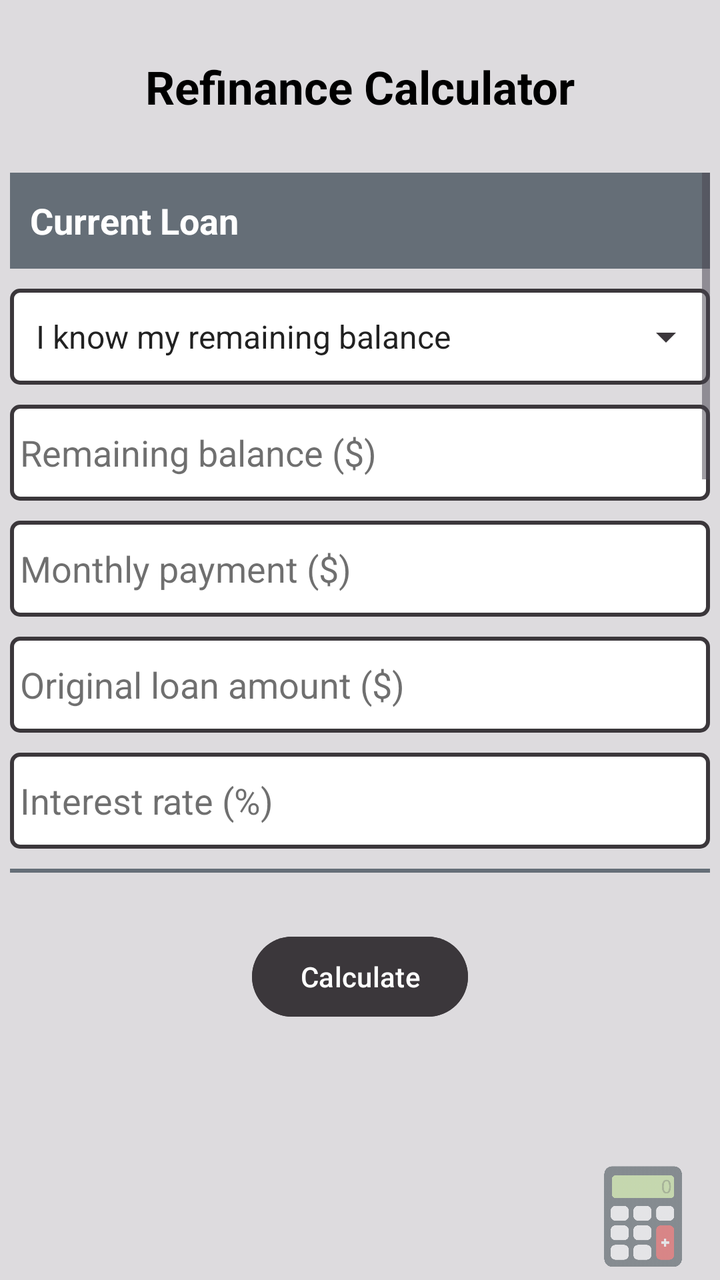
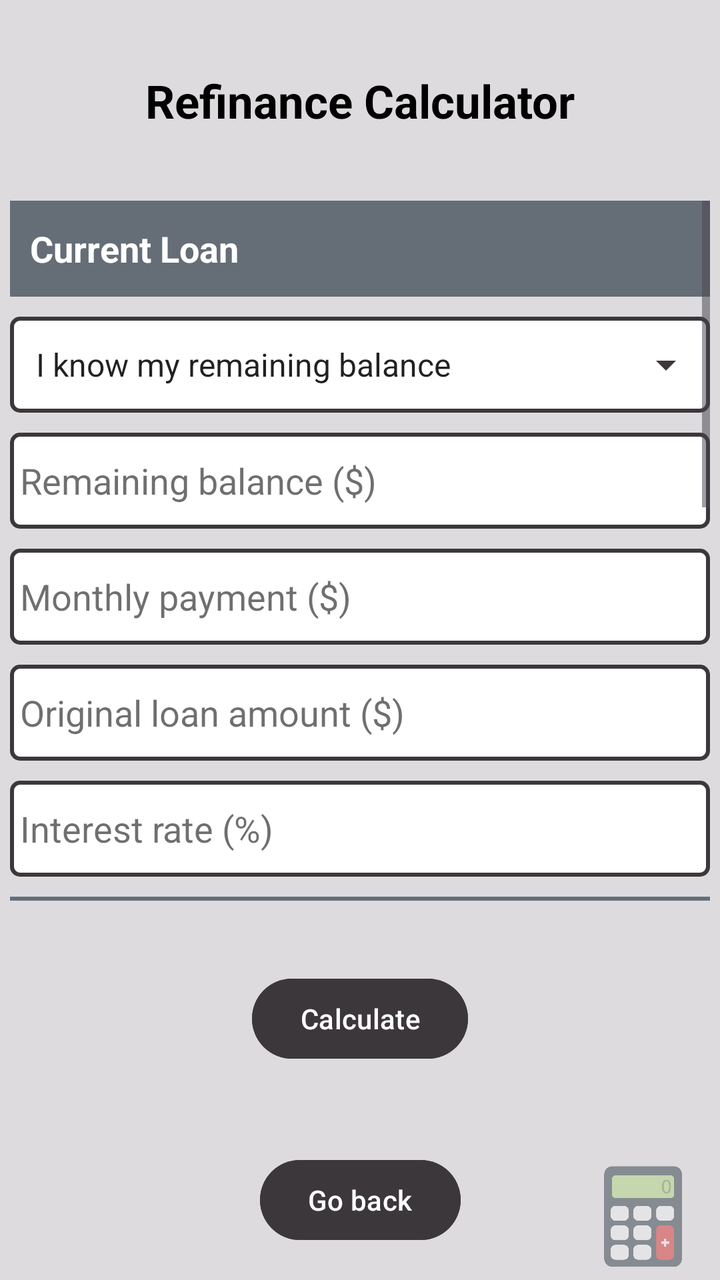

Compare the two renders of this Android layout. The source of the first and the diff that turns it into the second are given below.
<!-- AndroidManifest.xml: application theme Theme.FinCal -->
<!-- res/layout/activity_category1_option7.xml -->
<?xml version="1.0" encoding="utf-8"?>
<androidx.constraintlayout.widget.ConstraintLayout xmlns:android="http://schemas.android.com/apk/res/android"
    xmlns:app="http://schemas.android.com/apk/res-auto"
    xmlns:tools="http://schemas.android.com/tools"
    android:id="@+id/main"
    android:layout_width="match_parent"
    android:layout_height="match_parent"
    android:background="@color/app_background"
    tools:context=".Category1Option7Activity">

    <TextView
        android:id="@+id/optionsTitle"
        android:layout_width="wrap_content"
        android:layout_height="wrap_content"
        android:gravity="center"
        android:text="@string/calc_refinance"
        android:textColor="@color/text_primary"
        android:textSize="23sp"
        android:textStyle="bold"
        app:layout_constraintBottom_toTopOf="@id/scrollView"
        app:layout_constraintEnd_toEndOf="parent"
        app:layout_constraintStart_toStartOf="parent"
        app:layout_constraintTop_toTopOf="parent" />

    <ScrollView
        android:id="@+id/scrollView"
        android:layout_width="350dp"
        android:layout_height="350dp"
        app:layout_constraintBottom_toTopOf="@id/calculateButton"
        app:layout_constraintEnd_toEndOf="parent"
        app:layout_constraintStart_toStartOf="parent"
        app:layout_constraintTop_toBottomOf="@id/optionsTitle">

        <LinearLayout
            android:id="@+id/optionsLayout"
            android:layout_width="match_parent"
            android:layout_height="wrap_content"
            android:orientation="vertical">

            <TextView
                android:layout_width="match_parent"
                android:layout_height="48dp"
                android:layout_marginBottom="10dp"
                android:background="@color/text_fourth"
                android:gravity="center_vertical"
                android:paddingStart="10dp"
                android:paddingEnd="10dp"
                android:text="@string/current_loan"
                android:textColor="@color/text_secondary"
                android:textSize="18sp"
                android:textStyle="bold" />


            <Spinner
                android:id="@+id/refSpinner"
                android:layout_width="match_parent"
                android:layout_height="48dp"
                android:layout_marginBottom="10dp"
                android:background="@drawable/spinner_background"
                android:entries="@array/ref_options"
                android:paddingStart="5dp"
                android:paddingEnd="5dp"
                android:theme="@style/ThemeOverlay.AppCompat.Light" />

            <EditText
                android:id="@+id/remainingBal"
                android:layout_width="match_parent"
                android:layout_height="48dp"
                android:layout_marginBottom="10dp"
                android:background="@drawable/edit_text_border"
                android:ems="10"
                android:gravity="center_vertical"
                android:hint="@string/remaining_balance"
                android:importantForAutofill="no"
                android:inputType="numberDecimal"
                android:paddingStart="5dp"
                android:paddingEnd="5dp"
                android:textColor="@color/text_primary"
                android:textColorHint="@color/text_hint_color"
                android:visibility="visible" />

            <EditText
                android:id="@+id/monthlyPayment"
                android:layout_width="match_parent"
                android:layout_height="48dp"
                android:layout_marginBottom="10dp"
                android:background="@drawable/edit_text_border"
                android:ems="10"
                android:gravity="center_vertical"
                android:hint="@string/monthly_payment"
                android:importantForAutofill="no"
                android:inputType="numberDecimal"
                android:paddingStart="5dp"
                android:paddingEnd="5dp"
                android:textColor="@color/text_primary"
                android:textColorHint="@color/text_hint_color"
                android:visibility="visible" />

            <EditText
                android:id="@+id/loanAmount"
                android:layout_width="match_parent"
                android:layout_height="48dp"
                android:layout_marginBottom="10dp"
                android:background="@drawable/edit_text_border"
                android:ems="10"
                android:gravity="center_vertical"
                android:hint="@string/original_loan_amount"
                android:importantForAutofill="no"
                android:inputType="numberDecimal"
                android:paddingStart="5dp"
                android:paddingEnd="5dp"
                android:textColor="@color/text_primary"
                android:textColorHint="@color/text_hint_color"
                android:visibility="visible" />

            <EditText
                android:id="@+id/loanTerm"
                android:layout_width="match_parent"
                android:layout_height="48dp"
                android:layout_marginBottom="10dp"
                android:background="@drawable/edit_text_border"
                android:ems="10"
                android:gravity="center_vertical"
                android:hint="@string/loan_term"
                android:importantForAutofill="no"
                android:inputType="numberDecimal"
                android:paddingStart="5dp"
                android:paddingEnd="5dp"
                android:textColor="@color/text_primary"
                android:textColorHint="@color/text_hint_color"
                android:visibility="gone"
                tools:visibility="visible" />

            <EditText
                android:id="@+id/timeRemaining"
                android:layout_width="match_parent"
                android:layout_height="48dp"
                android:layout_marginBottom="10dp"
                android:background="@drawable/edit_text_border"
                android:ems="10"
                android:gravity="center_vertical"
                android:hint="@string/time_remaining_year"
                android:importantForAutofill="no"
                android:inputType="numberDecimal"
                android:paddingStart="5dp"
                android:paddingEnd="5dp"
                android:textColor="@color/text_primary"
                android:textColorHint="@color/text_hint_color"
                android:visibility="gone"
                tools:visibility="visible" />

            <EditText
                android:id="@+id/currentInterestRate"
                android:layout_width="match_parent"
                android:layout_height="48dp"
                android:layout_marginBottom="10dp"
                android:background="@drawable/edit_text_border"
                android:ems="10"
                android:gravity="center_vertical"
                android:hint="@string/interest_rate"
                android:importantForAutofill="no"
                android:inputType="numberDecimal"
                android:paddingStart="5dp"
                android:paddingEnd="5dp"
                android:textColor="@color/text_primary"
                android:textColorHint="@color/text_hint_color"
                tools:ignore="DuplicateSpeakableTextCheck" />


            <TextView
                android:layout_width="match_parent"
                android:layout_height="48dp"
                android:layout_marginBottom="10dp"
                android:background="@color/text_fourth"
                android:gravity="center_vertical"
                android:paddingStart="10dp"
                android:paddingEnd="10dp"
                android:text="@string/new_loan"
                android:textColor="@color/text_secondary"
                android:textSize="18sp"
                android:textStyle="bold" />

            <EditText
                android:id="@+id/newLoanTerm"
                android:layout_width="match_parent"
                android:layout_height="48dp"
                android:layout_marginBottom="10dp"
                android:background="@drawable/edit_text_border"
                android:ems="10"
                android:gravity="center_vertical"
                android:hint="@string/new_loan_term_year"
                android:importantForAutofill="no"
                android:inputType="numberDecimal"
                android:paddingStart="5dp"
                android:paddingEnd="5dp"
                android:textColor="@color/text_primary"
                android:textColorHint="@color/text_hint_color" />

            <EditText
                android:id="@+id/newInterestRate"
                android:layout_width="match_parent"
                android:layout_height="48dp"
                android:layout_marginBottom="10dp"
                android:background="@drawable/edit_text_border"
                android:ems="10"
                android:gravity="center_vertical"
                android:hint="@string/interest_rate"
                android:importantForAutofill="no"
                android:inputType="numberDecimal"
                android:paddingStart="5dp"
                android:paddingEnd="5dp"
                android:textColor="@color/text_primary"
                android:textColorHint="@color/text_hint_color" />

            <EditText
                android:id="@+id/points"
                android:layout_width="match_parent"
                android:layout_height="48dp"
                android:layout_marginBottom="10dp"
                android:background="@drawable/edit_text_border"
                android:ems="10"
                android:gravity="center_vertical"
                android:hint="@string/points_discount_points"
                android:importantForAutofill="no"
                android:inputType="numberDecimal"
                android:paddingStart="5dp"
                android:paddingEnd="5dp"
                android:textColor="@color/text_primary"
                android:textColorHint="@color/text_hint_color" />

            <EditText
                android:id="@+id/costsAndFees"
                android:layout_width="match_parent"
                android:layout_height="48dp"
                android:layout_marginBottom="10dp"
                android:background="@drawable/edit_text_border"
                android:ems="10"
                android:gravity="center_vertical"
                android:hint="@string/costs_amp_fees"
                android:importantForAutofill="no"
                android:inputType="numberDecimal"
                android:paddingStart="5dp"
                android:paddingEnd="5dp"
                android:textColor="@color/text_primary"
                android:textColorHint="@color/text_hint_color" />

            <Spinner
                android:id="@+id/cashRefSpinner"
                android:layout_width="match_parent"
                android:layout_height="48dp"
                android:layout_marginBottom="10dp"
                android:background="@drawable/spinner_background"
                android:entries="@array/cash_ref_options"
                android:paddingStart="5dp"
                android:paddingEnd="5dp"
                android:theme="@style/ThemeOverlay.AppCompat.Light" />

            <EditText
                android:id="@+id/cashAmount"
                android:layout_width="match_parent"
                android:layout_height="48dp"
                android:layout_marginBottom="10dp"
                android:background="@drawable/edit_text_border"
                android:ems="10"
                android:gravity="center_vertical"
                android:hint="@string/amount_dollar"
                android:importantForAutofill="no"
                android:inputType="numberDecimal"
                android:paddingStart="5dp"
                android:paddingEnd="5dp"
                android:textColor="@color/text_primary"
                android:textColorHint="@color/text_hint_color" />

            <TextView
                android:id="@+id/resultTextView"
                android:layout_width="match_parent"
                android:layout_height="wrap_content"
                android:layout_marginBottom="20dp"
                android:textColor="@color/text_primary"
                android:textSize="18sp" />

        </LinearLayout>
    </ScrollView>

    <Button
        android:id="@+id/calculateButton"
        android:layout_width="wrap_content"
        android:layout_height="wrap_content"
        android:layout_marginBottom="100dp"
        android:backgroundTint="@color/button_calculate"
        android:text="@string/calculate_button"
        android:textColor="@color/text_secondary"
        app:layout_constraintBottom_toBottomOf="parent"
        app:layout_constraintEnd_toEndOf="parent"
        app:layout_constraintStart_toStartOf="parent"
        app:layout_constraintTop_toBottomOf="@id/scrollView" />

    <ImageView
        android:id="@+id/logo"
        android:layout_width="67dp"
        android:layout_height="73dp"
        android:layout_marginEnd="5dp"
        android:layout_marginBottom="-5dp"
        android:alpha=".5"
        android:importantForAccessibility="no"
        app:layout_constraintBottom_toBottomOf="parent"
        app:layout_constraintEnd_toEndOf="parent"
        app:srcCompat="@drawable/logo"
        tools:ignore="ImageContrastCheck,VisualLintBounds" />
</androidx.constraintlayout.widget.ConstraintLayout>
<!-- resources referenced by this layout -->
<resources>
  <string-array name="cash_ref_options">
          <item>Cash-out refinance</item>
          <item>Cash-in refinance</item>
      </string-array>
  <string-array name="ref_options">
          <item>I know my remaining balance</item>
          <item>I know the original loan amount</item>
      </string-array>
  <color name="app_background">#DDDBDE</color>
  <color name="button_calculate">#3B373B</color>
  <color name="text_fourth">#656E77</color>
  <color name="text_hint_color">#90000000</color>
  <color name="text_primary">#000000</color>
  <color name="text_secondary">#FFFFFFFF</color>
  <!-- drawable edit_text_border (drawable) -->
  <?xml version="1.0" encoding="utf-8"?>
  <shape xmlns:android="http://schemas.android.com/apk/res/android"
      android:shape="rectangle">
      <solid android:color="@color/white" />
      <stroke
          android:width="2dp"
          android:color="@color/text_third" />
      <corners android:radius="4dp" />
  </shape>
  <!-- drawable logo: png bitmap (drawable, 17765 bytes) -->
  <!-- drawable spinner_background (drawable) -->
  <?xml version="1.0" encoding="utf-8"?>
  <layer-list xmlns:android="http://schemas.android.com/apk/res/android">
      <item>
          <shape android:shape="rectangle">
              <solid android:color="@color/white" />
              <stroke
                  android:width="2dp"
                  android:color="@color/text_third" />
              <corners android:radius="4dp" />
          </shape>
      </item>
      <item
          android:drawable="@drawable/ic_arrow_drop_down"
          android:gravity="end|center_vertical"
          android:right="10dp" />
  </layer-list>
  <string name="amount_dollar">Amount ($)</string>
  <string name="calc_refinance">Refinance Calculator</string>
  <string name="calculate_button">Calculate</string>
  <string name="costs_amp_fees">Costs &amp; fees ($)</string>
  <string name="current_loan">Current Loan</string>
  <string name="interest_rate">Interest rate (%)</string>
  <string name="loan_term">Loan term (year)</string>
  <string name="monthly_payment">Monthly payment ($)</string>
  <string name="new_loan">New Loan</string>
  <string name="new_loan_term_year">New loan term (year)</string>
  <string name="original_loan_amount">Original loan amount ($)</string>
  <string name="points_discount_points">Points (discount points)</string>
  <string name="remaining_balance">Remaining balance ($)</string>
  <string name="time_remaining_year">Time remaining (year)</string>
  <style name="Theme.FinCal" parent="Base.Theme.FinCal" />
  <color name="white">#FFFFFFFF</color>
  <color name="text_third">#3B373B</color>
  <!-- drawable ic_arrow_drop_down (drawable) -->
  <vector xmlns:android="http://schemas.android.com/apk/res/android"
      android:width="24dp"
      android:height="24dp"
      android:viewportWidth="24"
      android:viewportHeight="24"
      android:tint="@color/text_third">
      <path
          android:fillColor="#000000"
          android:pathData="M7,10l5,5l5,-5z"/>
  </vector>
  <style name="Base.Theme.FinCal" parent="Theme.Material3.DayNight.NoActionBar">
          
          <item name="colorPrimary">@color/button_navigation</item>
          <item name="android:windowBackground">@color/app_background</item>
          <item name="colorSurface">@color/app_background</item>
          <item name="colorOnSurface">@color/text_primary</item>
          <item name="android:textColorPrimary">@color/text_primary</item>
          <item name="colorSecondary">@color/button_navigation</item>
          <item name="colorOnPrimary">@color/app_background</item>
      </style>
  <color name="button_navigation">#3B373B</color>
</resources>

<!-- the commit's change to res/layout/activity_category1_option7.xml (unified diff, before → after) -->
@@ -286,14 +286,26 @@
         android:id="@+id/calculateButton"
         android:layout_width="wrap_content"
         android:layout_height="wrap_content"
-        android:layout_marginBottom="100dp"
+        android:layout_marginBottom="8dp"
         android:backgroundTint="@color/button_calculate"
         android:text="@string/calculate_button"
         android:textColor="@color/text_secondary"
-        app:layout_constraintBottom_toBottomOf="parent"
+        app:layout_constraintBottom_toTopOf="@id/backButton"
         app:layout_constraintEnd_toEndOf="parent"
         app:layout_constraintStart_toStartOf="parent"
         app:layout_constraintTop_toBottomOf="@id/scrollView" />
+
+    <Button
+        android:id="@+id/backButton"
+        android:layout_width="wrap_content"
+        android:layout_height="wrap_content"
+        android:layout_marginBottom="16dp"
+        android:backgroundTint="@color/button_navigation"
+        android:text="@string/button_back"
+        android:textColor="@color/text_secondary"
+        app:layout_constraintBottom_toBottomOf="parent"
+        app:layout_constraintEnd_toEndOf="parent"
+        app:layout_constraintStart_toStartOf="parent" />
 
     <ImageView
         android:id="@+id/logo"
<!-- resource entries referenced after the edit -->
@@ -43,6 +43,7 @@
           android:right="10dp" />
   </layer-list>
   <string name="amount_dollar">Amount ($)</string>
+  <string name="button_back">Go back</string>
   <string name="calc_refinance">Refinance Calculator</string>
   <string name="calculate_button">Calculate</string>
   <string name="costs_amp_fees">Costs &amp; fees ($)</string>
